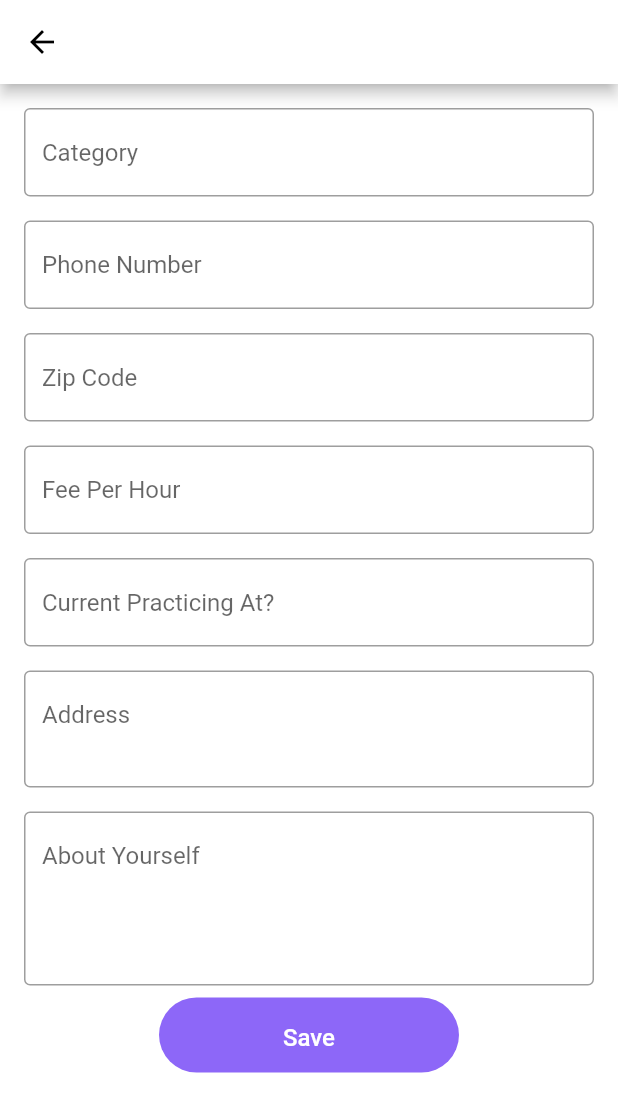
After one commit to Amna-Yasir/law_application, a Flutter app: the lawyerExtraInfo screen opened directly, on a phone screen of 412 x 824 dp. The commit adds this screen. Shown: the top 1112 px of the screen. Run offline on Flutter 3.47's test engine with Material 2 defaults, Android fonts, the light colour scheme and no system bars; our stand-ins replace firebase_auth, firebase_core, firebase_database, flip_card, flutter_rating_bar, fluttertoast and 3 more; missing offline and left inert: animate_gradient; accounts and stored records are empty; network calls fail; statements that could not run were skipped; project files that could hold a hidden picture were left out.

Commit message:
New changes

```diff
--- a/lib/DialogueBoxes/dialogueboxes.dart
+++ b/lib/DialogueBoxes/dialogueboxes.dart
@@ -1,7 +1,7 @@
 import 'package:flutter/material.dart';
 
 class dialogueboxes {
-  Future<void> personalInformation(BuildContext context) async {
+  Future<void> _personalInformation(BuildContext context) async {
     return await showDialog(
         context: context,
         builder: (context) {
--- a/lib/utils/routes/routes.dart
+++ b/lib/utils/routes/routes.dart
@@ -1,6 +1,7 @@
 import 'package:flutter/material.dart';
 import 'package:law_application/utils/routes/routesname.dart';
 import 'package:law_application/views/Lawyer/lawyer%20dashboard/dashboardview.dart';
+import 'package:law_application/views/Lawyer/lawyer%20dashboard/lawyer_profile.dart';
 import 'package:law_application/views/Lawyer/lawyer%20signup/lawyersignup_screen.dart';
 
 import 'package:law_application/views/client/dashboard/dashboardview.dart';
@@ -21,6 +22,8 @@ class Routes {
     switch (settings.name) {
       case RouteName.usermanagerView:
         return MaterialPageRoute(builder: (_) => const usermanager());
+      case RouteName.lawyerProfileView:
+        return MaterialPageRoute(builder: (_) => const lawyerprofile());
       case RouteName.splashScreen:
         return MaterialPageRoute(builder: (_) => const splashScreen());
       case RouteName.loginView:
--- a/lib/utils/routes/routesname.dart
+++ b/lib/utils/routes/routesname.dart
@@ -6,6 +6,7 @@ class RouteName {
   static const String signUpView = 'signUp-view';
   static const String dashboardView = 'dashboard_view';
   static const String lawyerdashboardView = 'lawyerdashboard_view';
+  static const String lawyerProfileView = 'lawyerProfile_view';
 
   static const String forgotscreen = 'forgot-screen';
   static const String VerifyCodescreen = 'VerifyCodescreen ';
--- a/lib/views/Lawyer/lawyer dashboard/dashboardview.dart
+++ b/lib/views/Lawyer/lawyer dashboard/dashboardview.dart
@@ -81,7 +81,7 @@ class _lawyerdashboardViewState extends State<lawyerdashboardView> {
       decoration: NavBarDecoration(
           borderRadius: BorderRadius.circular(0),
           colorBehindNavBar: Colors.red),
-      navBarStyle: NavBarStyle.style3,
+      navBarStyle: NavBarStyle.style1,
       popAllScreensOnTapAnyTabs: false,
     );
   }
--- /dev/null
+++ b/lib/views/Lawyer/lawyer dashboard/lawyer_extra_info.dart
@@ -0,0 +1,129 @@
+import 'package:firebase_database/firebase_database.dart';
+import 'package:flutter/material.dart';
+import 'package:flutter/src/widgets/framework.dart';
+import 'package:flutter/src/widgets/placeholder.dart';
+import 'package:law_application/res/components/roundbutton.dart';
+import 'package:law_application/utils/routes/routesname.dart';
+import 'package:law_application/utils/utils.dart';
+import 'package:law_application/views/services/session_manager.dart';
+
+class lawyerExtraInfo extends StatefulWidget {
+  const lawyerExtraInfo({super.key});
+
+  @override
+  State<lawyerExtraInfo> createState() => _lawyerExtraInfoState();
+}
+
+class _lawyerExtraInfoState extends State<lawyerExtraInfo> {
+  TextEditingController category = TextEditingController();
+  TextEditingController phonenumber = TextEditingController();
+  TextEditingController zipcode = TextEditingController();
+  TextEditingController feeperhour = TextEditingController();
+  TextEditingController currentPracticing = TextEditingController();
+  TextEditingController address = TextEditingController();
+  TextEditingController aboutyourself = TextEditingController();
+  DatabaseReference ref = FirebaseDatabase.instance.ref().child('lawyer');
+
+  @override
+  Widget build(BuildContext context) {
+    return Scaffold(
+      appBar: AppBar(),
+      body: Padding(
+        padding: const EdgeInsets.all(8.0),
+        child: SingleChildScrollView(
+          child: Column(
+            mainAxisAlignment: MainAxisAlignment.spaceBetween,
+            children: [
+              Padding(
+                padding: const EdgeInsets.all(8.0),
+                child: TextFormField(
+                  controller: category,
+                  maxLines: 1,
+                  decoration: InputDecoration(
+                      hintText: 'Category', border: OutlineInputBorder()),
+                ),
+              ),
+              Padding(
+                padding: const EdgeInsets.all(8.0),
+                child: TextFormField(
+                  controller: phonenumber,
+                  maxLines: 1,
+                  decoration: InputDecoration(
+                      hintText: 'Phone Number', border: OutlineInputBorder()),
+                ),
+              ),
+              Padding(
+                padding: const EdgeInsets.all(8.0),
+                child: TextFormField(
+                  controller: zipcode,
+                  maxLines: 1,
+                  decoration: InputDecoration(
+                      hintText: 'Zip Code', border: OutlineInputBorder()),
+                ),
+              ),
+              Padding(
+                padding: const EdgeInsets.all(8.0),
+                child: TextFormField(
+                  controller: feeperhour,
+                  maxLines: 1,
+                  decoration: InputDecoration(
+                      hintText: 'Fee Per Hour', border: OutlineInputBorder()),
+                ),
+              ),
+              Padding(
+                padding: const EdgeInsets.all(8.0),
+                child: TextFormField(
+                  controller: currentPracticing,
+                  maxLines: 1,
+                  decoration: InputDecoration(
+                      hintText: 'Current Practicing At?',
+                      border: OutlineInputBorder()),
+                ),
+              ),
+              Padding(
+                padding: const EdgeInsets.all(8.0),
+                child: TextFormField(
+                  controller: address,
+                  maxLines: 2,
+                  decoration: InputDecoration(
+                      hintText: 'Address', border: OutlineInputBorder()),
+                ),
+              ),
+              Padding(
+                padding: const EdgeInsets.all(8.0),
+                child: TextFormField(
+                  controller: aboutyourself,
+                  maxLines: 4,
+                  decoration: InputDecoration(
+                      hintText: 'About Yourself', border: OutlineInputBorder()),
+                ),
+              ),
+              roundButton(
+                  title: 'Save',
+                  onpress: () {
+                    ref
+                        .child(SessionController().userid.toString())
+                        .child('extrainfo')
+                        .set({
+                      'Phone': phonenumber.text,
+                      'ZipCode': zipcode.text,
+                      'feeperhour': feeperhour.text,
+                      'practicing': currentPracticing.text,
+                      'address': address.text,
+                      'aboutyourself': aboutyourself.text
+                    }).then((value) {
+                      Navigator.pop(context);
+                      utils.toastmessage('Save Successfully');
+
+                      Navigator.pushNamed(context, RouteName.lawyerProfileView);
+                    }).onError((error, stackTrace) {
+                      error.toString();
+                    }).then((value) {});
+                  })
+            ],
+          ),
+        ),
+      ),
+    );
+  }
+}
--- a/lib/views/client/dashboard/dashboardview.dart
+++ b/lib/views/client/dashboard/dashboardview.dart
@@ -85,7 +85,7 @@ class _dashboardViewState extends State<dashboardView> {
       decoration: NavBarDecoration(
           borderRadius: BorderRadius.circular(0),
           colorBehindNavBar: Colors.red),
-      navBarStyle: NavBarStyle.style3,
+      navBarStyle: NavBarStyle.style1,
       popAllScreensOnTapAnyTabs: false,
     );
   }
```
Also changed, not shown: lib/views/Lawyer/lawyer dashboard/lawyer_profile.dart (+107 -39 lines).
